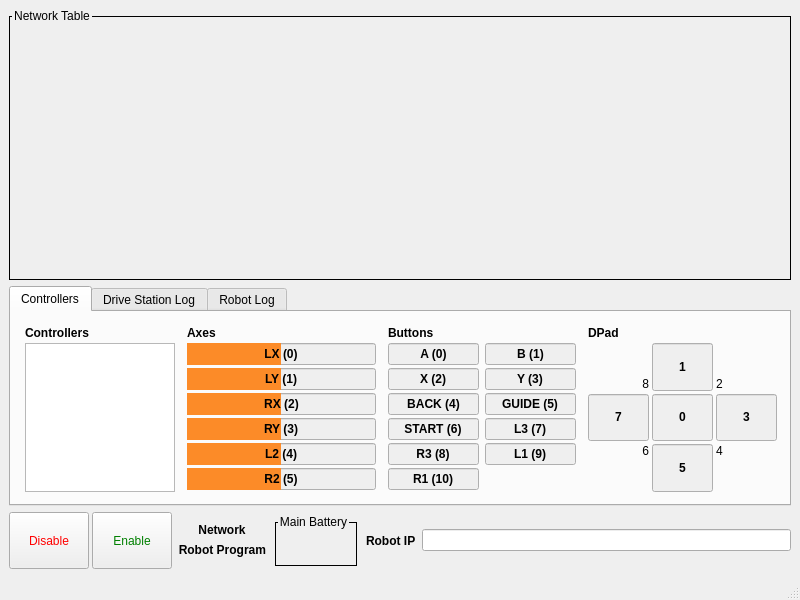
Before: the Qt Designer form ui/drive_station.ui in ArPiRobot/ArPiRobot-DriveStation, drawn with Qt 5.
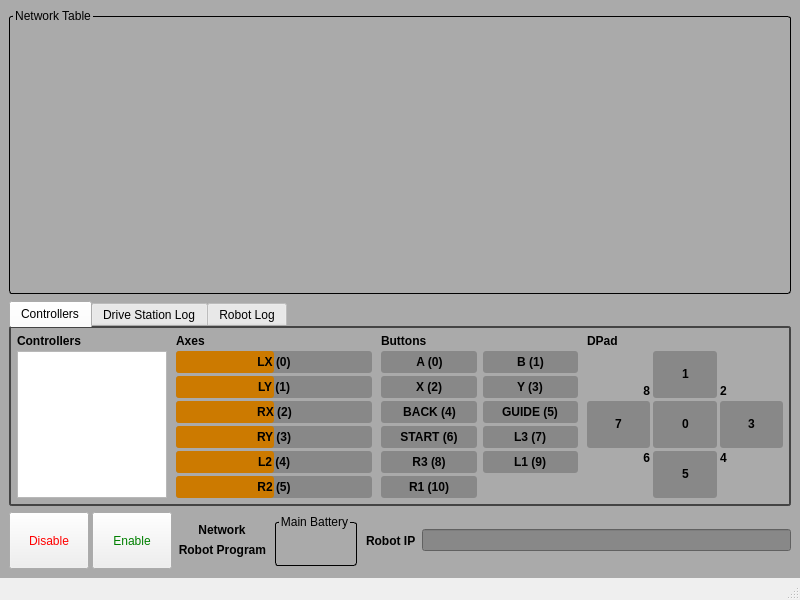
After: the same form once the commit is applied. Icons and pictures are not drawn.

Patch:
```diff
--- a/ui/drive_station.ui
+++ b/ui/drive_station.ui
@@ -18,24 +18,42 @@
     <normaloff>:/icon.png</normaloff>:/icon.png</iconset>
   </property>
   <property name="styleSheet">
-   <string notr="true">QProgressBar{
-    color: black;
-    background-color: #EEEEEEEE;
+   <string notr="true">.QWidget{
+	background-color: #AAAAAA;
 }
-QProgressBar::chunk{
-	background-color: #FC8B28;
+
+.QLineEdit{
+	background-color: #888888;
+}
+
+.QProgressBar{
+    color: #000000;
+    background-color: #888888;
+    border-radius: 3px;
+}
+.QProgressBar::chunk{
+	background-color: #cc7a00;
+    border-radius: 3px;
 }
 
 QGroupBox { 
     border: 1px solid black;
+    border-radius: 3px;
     margin-top: 7px;
     padding: 5px;
 }
-
 QGroupBox::title {
     subcontrol-origin: margin;
-    left: 3px;
+    left: 4px;
     top: 0px;
+}
+
+QTabWidget::pane{
+	border: 2px solid #444444;
+    border-radius: 3px;
+}
+QTabWidget::tab-bar {
+    top: 1px;
 }</string>
   </property>
   <widget class="QWidget" name="centralwidget">
@@ -64,19 +82,37 @@
         <verstretch>0</verstretch>
        </sizepolicy>
       </property>
+      <property name="tabShape">
+       <enum>QTabWidget::Rounded</enum>
+      </property>
       <property name="currentIndex">
        <number>0</number>
       </property>
+      <property name="elideMode">
+       <enum>Qt::ElideNone</enum>
+      </property>
+      <property name="usesScrollButtons">
+       <bool>true</bool>
+      </property>
       <widget class="QWidget" name="tab">
        <attribute name="title">
         <string>Controllers</string>
        </attribute>
        <layout class="QHBoxLayout" name="horizontalLayout" stretch="0,1,1,1">
+        <property name="spacing">
+         <number>3</number>
+        </property>
         <property name="leftMargin">
-         <number>11</number>
+         <number>3</number>
         </property>
         <property name="topMargin">
-         <number>11</number>
+         <number>3</number>
+        </property>
+        <property name="rightMargin">
+         <number>3</number>
+        </property>
+        <property name="bottomMargin">
+         <number>3</number>
         </property>
         <item>
          <widget class="QWidget" name="widget_5" native="true">
@@ -723,6 +759,11 @@
                <verstretch>0</verstretch>
               </sizepolicy>
              </property>
+             <property name="font">
+              <font>
+               <bold>true</bold>
+              </font>
+             </property>
              <property name="text">
               <string>6</string>
              </property>
@@ -739,6 +780,11 @@
                <verstretch>0</verstretch>
               </sizepolicy>
              </property>
+             <property name="font">
+              <font>
+               <bold>true</bold>
+              </font>
+             </property>
              <property name="text">
               <string>8</string>
              </property>
@@ -773,6 +819,11 @@
                <verstretch>0</verstretch>
               </sizepolicy>
              </property>
+             <property name="font">
+              <font>
+               <bold>true</bold>
+              </font>
+             </property>
              <property name="text">
               <string>2</string>
              </property>
@@ -789,6 +840,11 @@
                <verstretch>0</verstretch>
               </sizepolicy>
              </property>
+             <property name="font">
+              <font>
+               <bold>true</bold>
+              </font>
+             </property>
              <property name="text">
               <string>4</string>
              </property>
```
Left out of the diff: 2 changed lines with no effect on the pictures.
